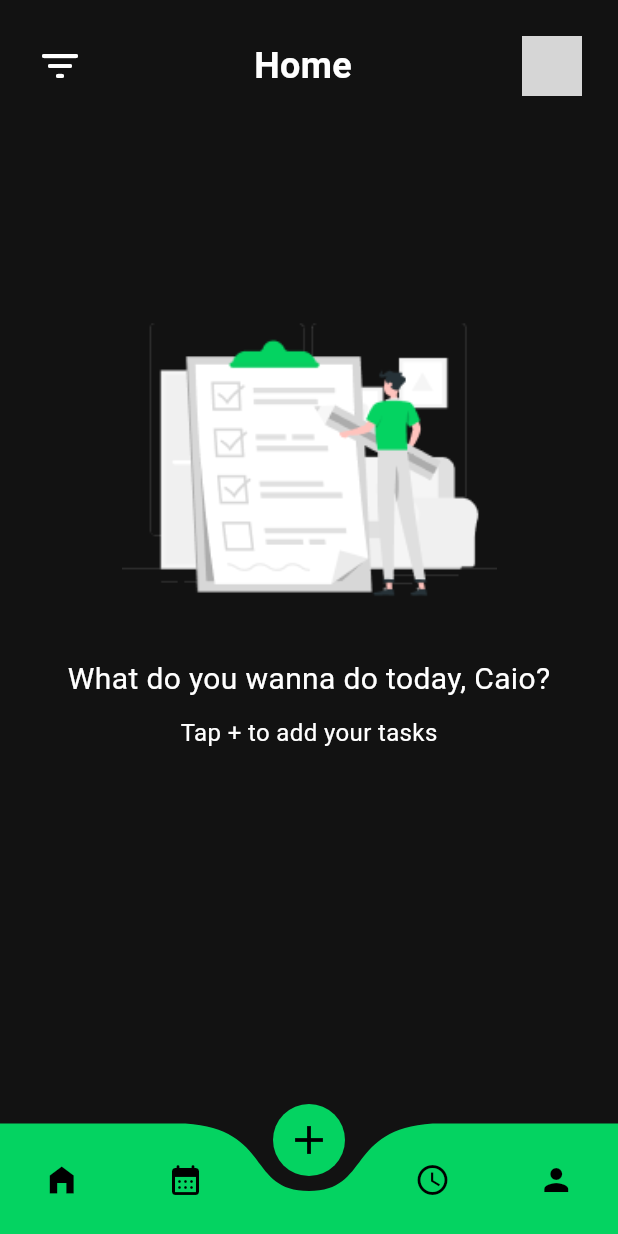
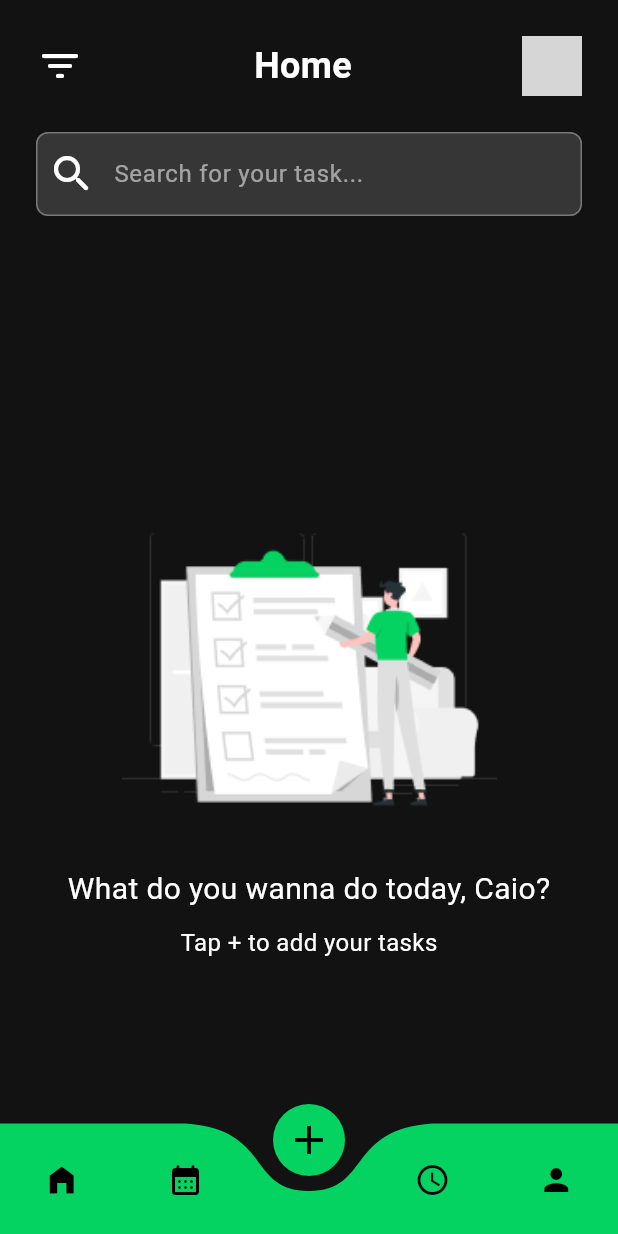
Before and after one commit to caiohfreire/nano, a Flutter app: the screen it shows after launch, swiped to page 3, on a phone screen of 412 x 824 dp. Run offline on Flutter 3.47's test engine with Material 3 defaults, Android fonts, the light colour scheme and no system bars; drawn by our look-alikes of curved_navigation_bar; our stand-ins replace circular_countdown_timer; missing offline and left inert: d_chart, duration_time_picker, flutter_calendar_week, msh_checkbox; network calls fail; grey boxes are pictures that could not be loaded.

Commit message:
feat(search): create search input component

```diff
--- a/lib/screens/home.screen.dart
+++ b/lib/screens/home.screen.dart
@@ -1,9 +1,11 @@
 import 'package:flutter/material.dart';
 import 'package:nano/assets/colors/colors.dart';
 import 'package:nano/widgets/header.widget.dart';
+import 'package:nano/widgets/search.widget.dart';
 import 'package:nano/widgets/task.widget.dart';
 import 'package:nano/services/task_list.mock.dart';
 
+// ignore: must_be_immutable
 class Home extends StatefulWidget {
   Home({super.key, required this.hasTask});
 
@@ -26,18 +28,16 @@ class _HomeState extends State<Home> {
               child: Header(),
             ),
           ),
+          const SearchWidget(),
           widget.hasTask
               ? const SizedBox(height: 20)
-              : const SizedBox(height: 100),
+              : const SizedBox(height: 0),
           Expanded(
             child: Padding(
-              padding: const EdgeInsets.only(
-                bottom: 60,
-                left: 24,
-                right: 24,
-              ),
+              padding: const EdgeInsets.symmetric(horizontal: 24.0),
               child: widget.hasTask
                   ? ListView.builder(
+                      padding: const EdgeInsets.only(bottom: 100),
                       itemCount: taskList.length,
                       itemBuilder: (context, index) {
                         final task = taskList[index];
@@ -52,16 +52,13 @@ class _HomeState extends State<Home> {
                             icon: task.icon,
                             iconColor: task.iconColor,
                             isChecked: false,
-                            onChanged: (bool isChecked) {
-                              print(
-                                '${task.title} está ${isChecked ? 'marcada' : 'desmarcada'}',
-                              );
-                            },
+                            onChanged: (bool isChecked) {},
                           ),
                         );
                       },
                     )
                   : Column(
+                      mainAxisAlignment: MainAxisAlignment.center,
                       children: [
                         Image.asset(
                           "assets/Checklist-rafiki.png",
--- /dev/null
+++ b/lib/widgets/search.widget.dart
@@ -0,0 +1,56 @@
+import 'package:flutter/material.dart';
+import 'package:nano/assets/colors/colors.dart';
+
+class SearchWidget extends StatelessWidget {
+  final ValueChanged<String>? onChanged;
+  final String hintText;
+
+  const SearchWidget({
+    super.key,
+    this.onChanged,
+    this.hintText = 'Search for your task...',
+  });
+
+  @override
+  Widget build(BuildContext context) {
+    return Padding(
+      padding: const EdgeInsets.symmetric(horizontal: 24, vertical: 0),
+      child: TextField(
+        onChanged: onChanged,
+        style: const TextStyle(
+          fontSize: 16.0,
+          color: Colors.white,
+        ),
+        decoration: InputDecoration(
+          hintText: hintText,
+          hintStyle: const TextStyle(
+            color: Colors.white54,
+            fontSize: 16.0,
+          ),
+          prefixIcon: const Icon(
+            Icons.search_rounded,
+            color: Colors.white,
+            size: 32,
+          ),
+          filled: true,
+          fillColor: XColors.terrary,
+          enabledBorder: OutlineInputBorder(
+            borderRadius: BorderRadius.circular(8),
+            borderSide: BorderSide(
+              color: XColors.grey400,
+              width: 1,
+            ),
+          ),
+          focusedBorder: OutlineInputBorder(
+            borderRadius: BorderRadius.circular(8),
+            borderSide: BorderSide(
+              color: XColors.grey400,
+              width: 1,
+            ),
+          ),
+        ),
+        cursorColor: Colors.white,
+      ),
+    );
+  }
+}
```
